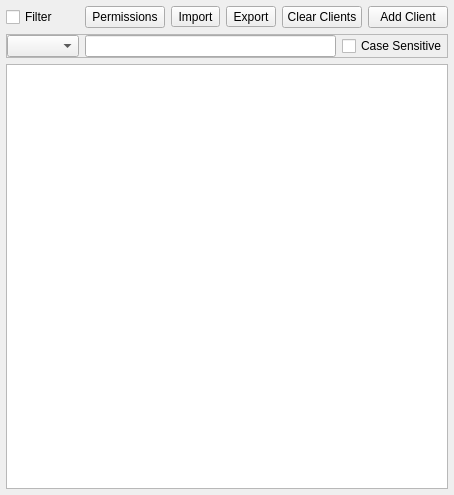
First picture: the form in src/widget/quamodbusclienttree.ui, repository juangburgos/QUaModbusClient, before the edit.
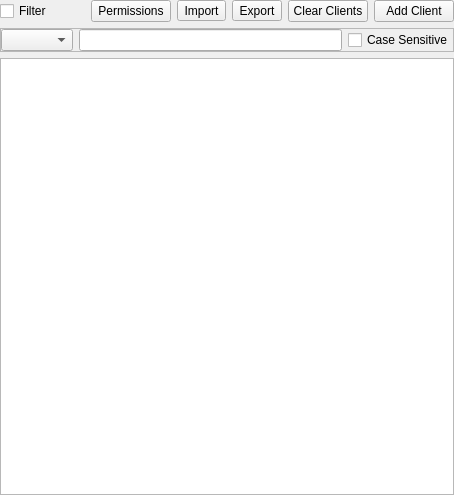
Second picture: the form after the edit. Custom widgets are drawn as their Qt base class.

Patch:
```diff
--- a/src/widget/quamodbusclienttree.ui
+++ b/src/widget/quamodbusclienttree.ui
@@ -15,16 +15,16 @@
   </property>
   <layout class="QGridLayout" name="gridLayout">
    <property name="leftMargin">
-    <number>6</number>
+    <number>0</number>
    </property>
    <property name="topMargin">
-    <number>6</number>
+    <number>0</number>
    </property>
    <property name="rightMargin">
-    <number>6</number>
+    <number>0</number>
    </property>
    <property name="bottomMargin">
-    <number>6</number>
+    <number>0</number>
    </property>
    <item row="0" column="4">
     <widget class="QToolButton" name="toolButtonExport">
```
